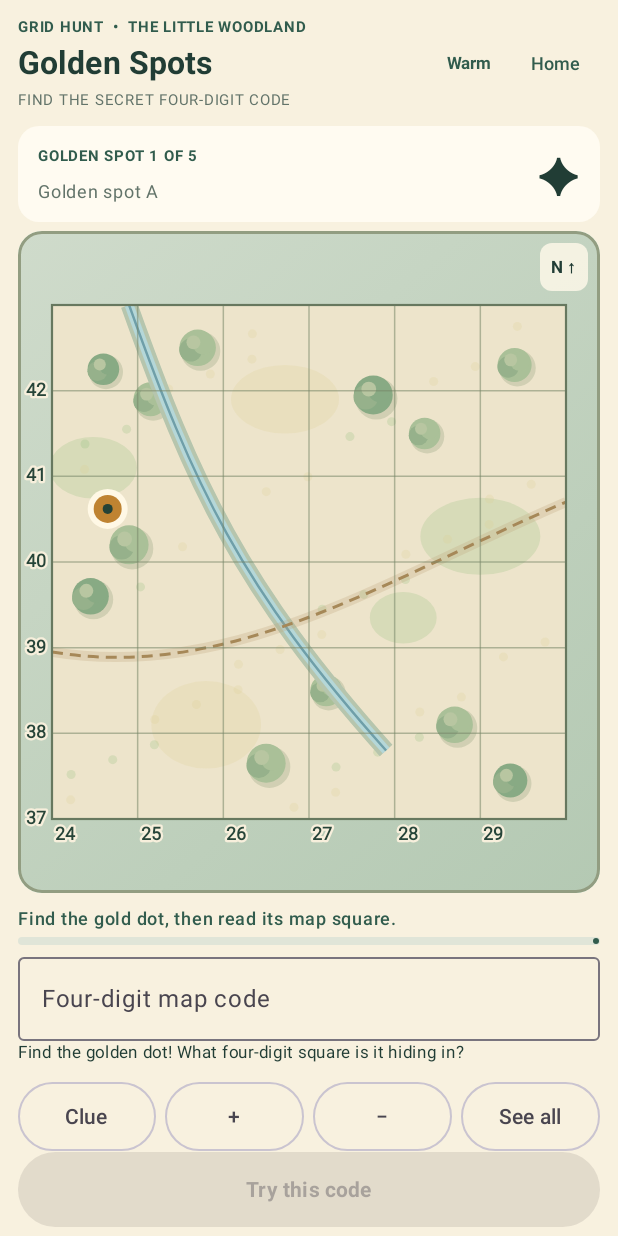
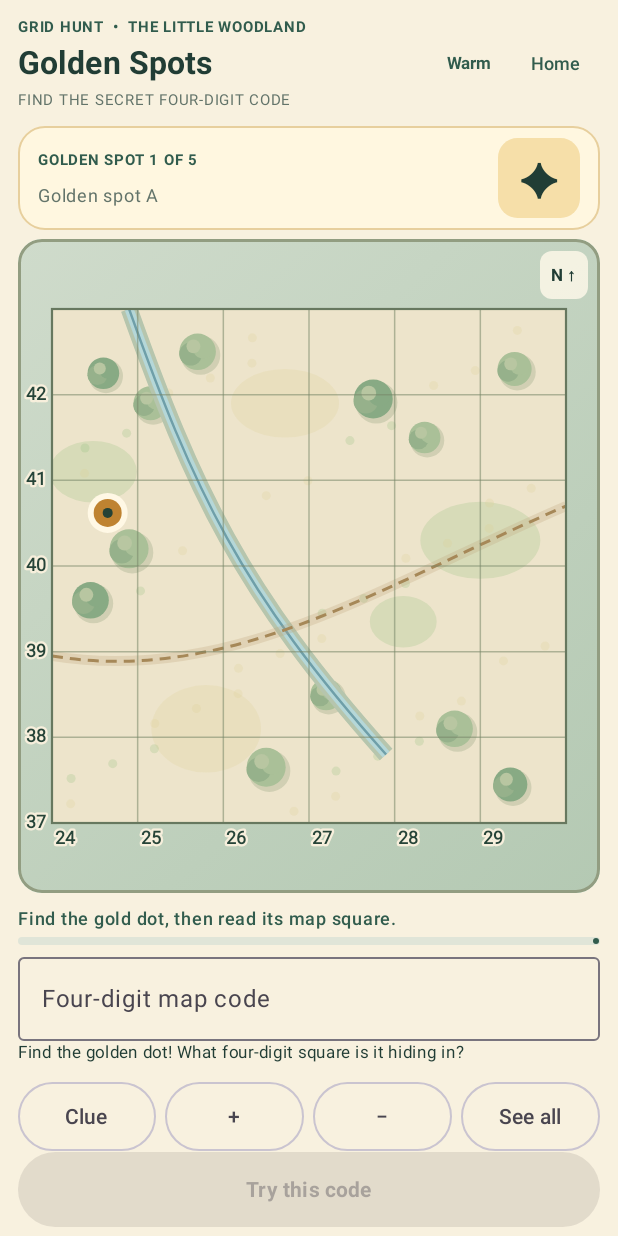
Before and after one commit to EdenP-Development/GridMates-Grid-Hunt, an Android app built with Jetpack Compose: the screen it shows after launch (MainActivity), after a tap on "Try Golden Spots", on a phone screen of 412 x 824 dp. Run offline under Robolectric (Android 15) with nearby library versions, the phone set to English and light mode, and no system bars.

Commit message:
style(game): golden spot objective card shares friendly puzzle-piece visual language

```diff
--- a/app/src/main/java/com/playereden/gridmates/gridhunt/ReversePracticeScreen.kt
+++ b/app/src/main/java/com/playereden/gridmates/gridhunt/ReversePracticeScreen.kt
@@ -6,6 +6,7 @@ import android.graphics.Paint
 import androidx.activity.ComponentActivity
 import androidx.activity.compose.setContent
 import androidx.activity.compose.BackHandler
+import androidx.compose.foundation.BorderStroke
 import androidx.compose.foundation.Canvas
 import androidx.compose.foundation.background
 import androidx.compose.foundation.border
@@ -259,7 +260,8 @@ private fun ReverseHeader(
 
 @Composable
 private fun ReverseGoal(step: Int, total: Int, title: String?) {
-    Surface(color = Color(0xFFFFFBF1), shape = RoundedCornerShape(14.dp)) {
+    Surface(color = Color(0xFFFFF7E0), shape = RoundedCornerShape(18.dp),
+        border = BorderStroke(1.dp, Color(0xFFE7CF9D))) {
         Row(
             Modifier.fillMaxWidth().padding(horizontal = 13.dp, vertical = 8.dp),
             horizontalArrangement = Arrangement.SpaceBetween, verticalAlignment = Alignment.CenterVertically
@@ -269,7 +271,11 @@ private fun ReverseGoal(step: Int, total: Int, title: String?) {
                     fontSize = 10.sp, fontWeight = FontWeight.Bold, color = Forest)
                 Text(title ?: "Five golden discoveries, all yours!", fontSize = 12.sp, color = Muted)
             }
-            Text(if (title == null) "✓" else "✦", fontSize = 32.sp, fontWeight = FontWeight.Bold, color = Ink)
+            Surface(color = Color(0xFFF6DFA9), shape = RoundedCornerShape(13.dp)) {
+                Text(if (title == null) "✓" else "✦",
+                    fontSize = 30.sp, fontWeight = FontWeight.Bold, color = Ink,
+                    modifier = Modifier.padding(horizontal = 14.dp, vertical = 6.dp))
+            }
         }
     }
 }
```
